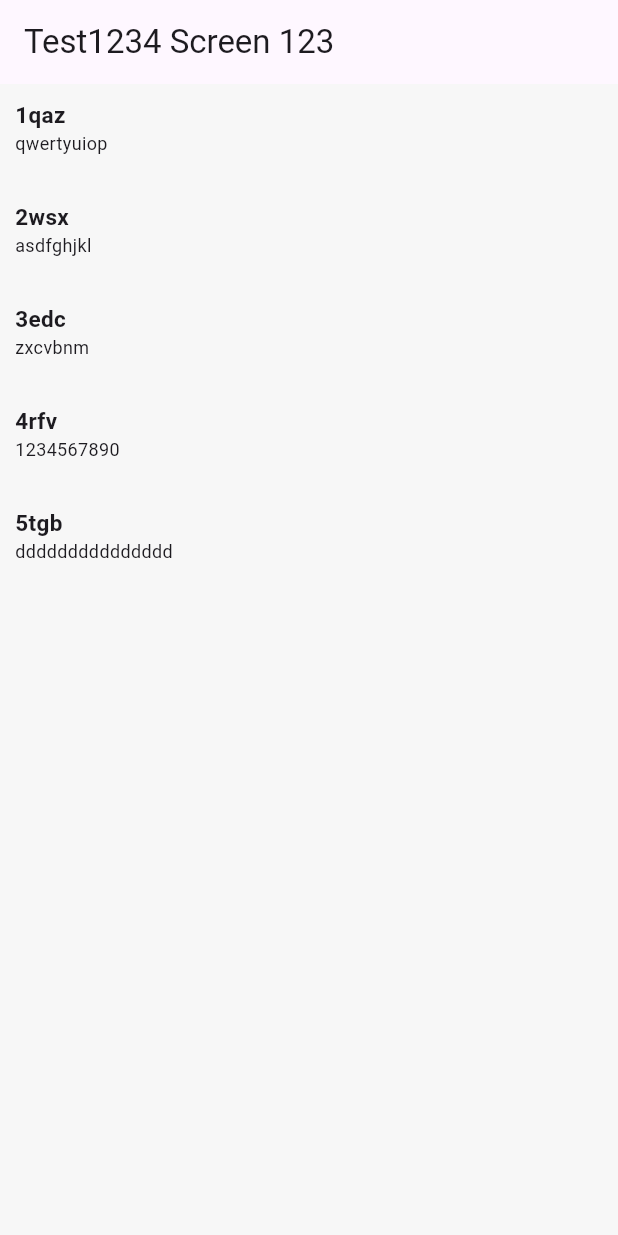
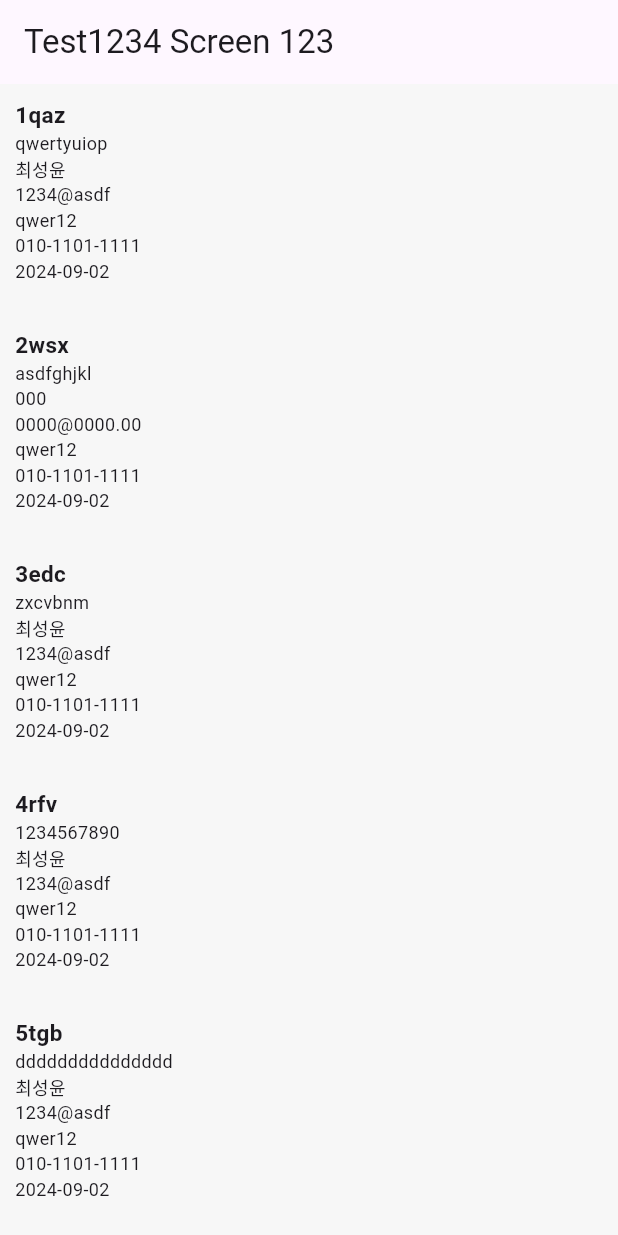
Before and after one commit to Tharm-project/tharm_front, a Flutter app: the screen it shows after launch, on a phone screen of 412 x 824 dp. Run offline on Flutter 3.47's test engine with Material 3 defaults, Android fonts, the phone set to English and light mode, and no system bars; our stand-ins replace easy_rich_text, firebase_core, get; accounts and stored records are empty.

Commit message:
json file data 연결(test file 추가)

```diff
--- a/assets/json/test.json
+++ b/assets/json/test.json
@@ -6,27 +6,47 @@
         "name" : "최성윤",
         "email" : "1234@asdf",
         "password" : "qwer12",
-        "phone" : "010-1111-1111",
+        "phone" : "010-1101-1111",
         "create_at" : "2024-09-02"
     },
     {
         "uid" : "2",
         "title" : "2wsx",
-        "description" : "asdfghjkl"
+        "description" : "asdfghjkl",
+        "name" : "000",
+        "email" : "0000@0000.00",
+        "password" : "qwer12",
+        "phone" : "010-1101-1111",
+        "create_at" : "2024-09-02"
     },
     {
         "uid" : "3",
         "title" : "3edc",
-        "description" : "zxcvbnm"
+        "description" : "zxcvbnm",
+        "name" : "최성윤",
+        "email" : "1234@asdf",
+        "password" : "qwer12",
+        "phone" : "010-1101-1111",
+        "create_at" : "2024-09-02"
     },
     {
         "uid" : "4",
         "title" : "4rfv",
-        "description" : "1234567890"
+        "description" : "1234567890",
+        "name" : "최성윤",
+        "email" : "1234@asdf",
+        "password" : "qwer12",
+        "phone" : "010-1101-1111",
+        "create_at" : "2024-09-02"
     },
     {
         "uid" : "5",
         "title" : "5tgb",
-        "description" : "ddddddddddddddd"
+        "description" : "ddddddddddddddd",
+        "name" : "최성윤",
+        "email" : "1234@asdf",
+        "password" : "qwer12",
+        "phone" : "010-1101-1111",
+        "create_at" : "2024-09-02"
     }
 ]
--- a/lib/test.dart
+++ b/lib/test.dart
@@ -2,29 +2,8 @@ import 'dart:convert';
 
 import 'package:flutter/material.dart';
 import 'package:get/get.dart';
+import 'package:tharmproject/controller/testController.dart';
 import 'package:tharmproject/main.dart';
-
-class TestController extends GetxController {
-  // String text1245 = '대충 요로코롬~';
-  static TestController get to => Get.find();
-  var list = <Map<String, dynamic>>[].obs;
-
-  @override
-  void onInit() {
-    super.onInit();
-  }
-
-  // BuildContext를 매개변수로 받도록 수정
-  void loadJsonFile(BuildContext context) async {
-    try {
-      String data = await DefaultAssetBundle.of(context)
-          .loadString("assets/json/test.json");
-      list(json.decode(data).cast<Map<String, dynamic>>().toList());
-    } catch (e) {
-      print("Error loading JSON file: $e");
-    }
-  }
-}
 
 class Test1234 extends StatefulWidget {
   const Test1234({super.key});
@@ -131,7 +110,37 @@ class PoWidget extends StatelessWidget {
                   style: const TextStyle(
                     fontSize: 12,
                   ),
-                )
+                ),
+                Text(
+                  name,
+                  style: const TextStyle(
+                    fontSize: 12,
+                  ),
+                ),
+                Text(
+                  email,
+                  style: const TextStyle(
+                    fontSize: 12,
+                  ),
+                ),
+                Text(
+                  password,
+                  style: const TextStyle(
+                    fontSize: 12,
+                  ),
+                ),
+                Text(
+                  phone,
+                  style: const TextStyle(
+                    fontSize: 12,
+                  ),
+                ),
+                Text(
+                  create_at,
+                  style: const TextStyle(
+                    fontSize: 12,
+                  ),
+                ),
               ],
             ),
           ),
--- /dev/null
+++ b/lib/testfile.dart
@@ -0,0 +1,42 @@
+import 'dart:convert';
+
+import 'package:flutter/material.dart';
+import 'package:get/get.dart';
+
+class TestTestController extends GetxController {
+  void main() {
+    var List_data = [
+      {
+        "id": "uuid와랄라",
+        "name": "김뫄뫄",
+        "email": "eraser@asdf.com",
+        "password": "qwer12", //6자리 설정이랬죠? (추후 조합 추가?영문+숫자+특수문자??)
+        "phone": "010-1234-4312",
+        "create_at": "2024-08-11",
+      },
+      {
+        "id": "uuid와랄라라",
+        "name": "이지지",
+        "email": "qwer@asdf.com",
+        "password": "qw1qr2", //6자리 설정이랬죠? (추후 조합 추가?영문+숫자+특수문자??)
+        "phone": "010-2222-3333",
+        "create_at": "2024-08-12",
+      },
+    ];
+    var jsonData = jsonEncode(List_data);
+    var dev_o = jsonDecode(jsonData);
+    var first = dev_o[0];
+    var second = dev_o[1];
+
+  }
+}
+
+class TestTest extends StatelessWidget {
+  final TestTestController controller = Get.put(TestTestController());
+  TestTest({super.key});
+
+  @override
+  Widget build(BuildContext context) {
+    return const Column();
+  }
+}
```
Also changed, not shown: lib/controller/testController.dart (added, +27 -0 lines).
